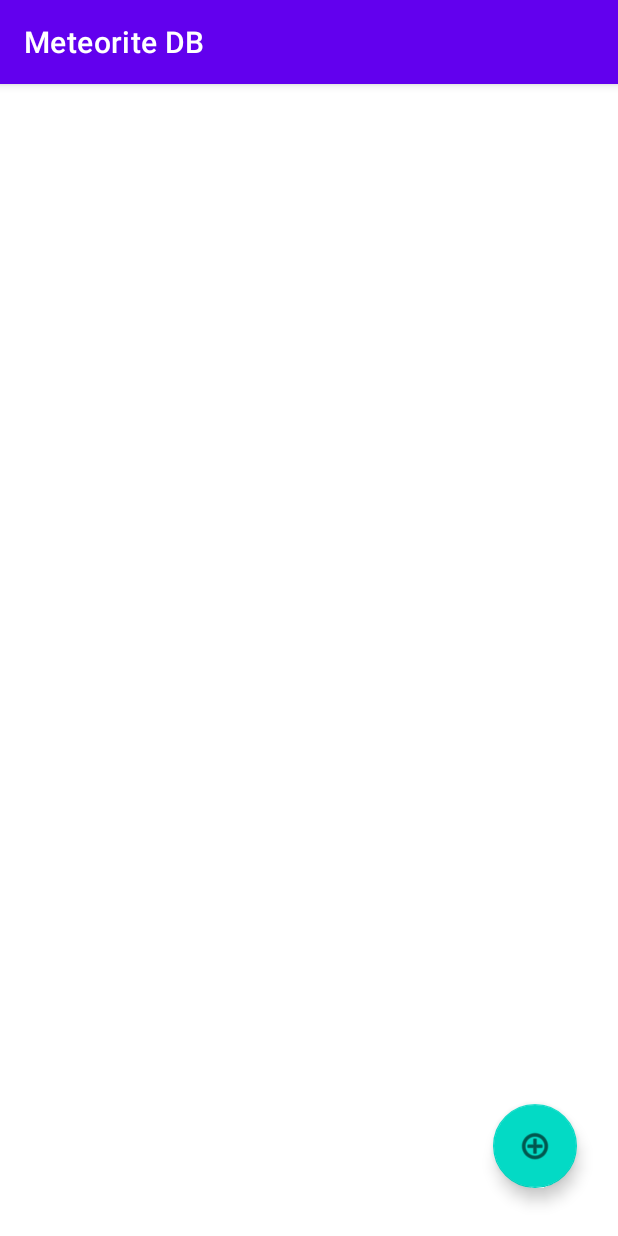
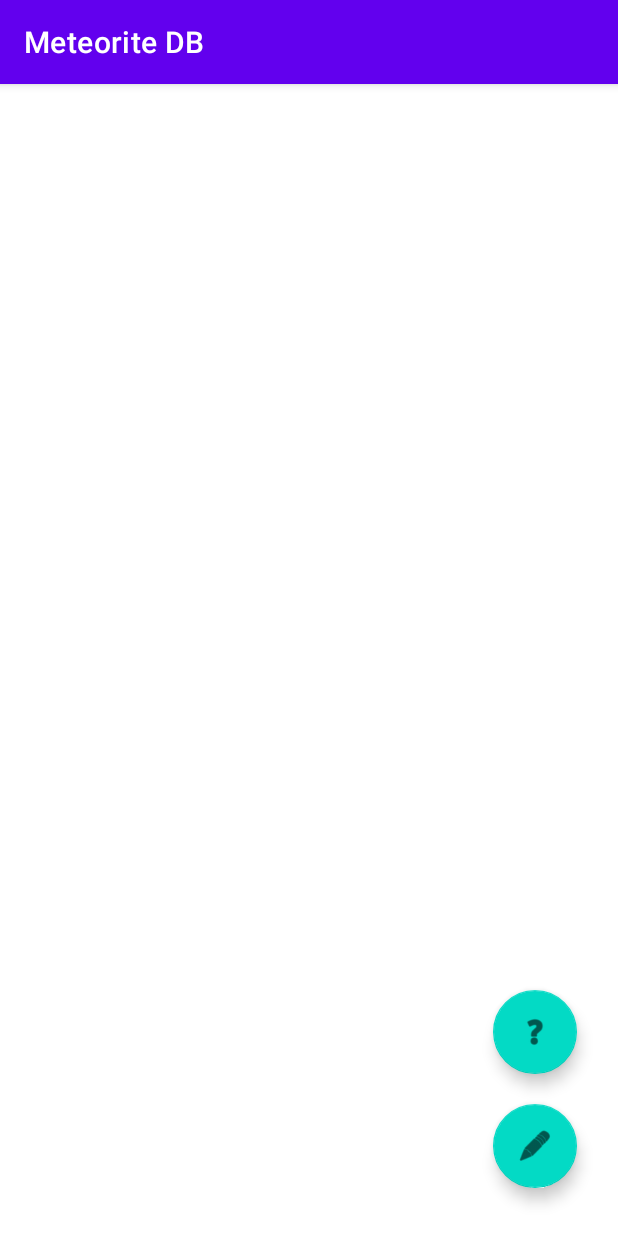
Before and after one commit to LindholmLabs/MeteoriteDB, an Android app: the screen it shows after launch (MainActivity), on a phone screen of 412 x 824 dp. Run offline under Robolectric (Android 15) with nearby library versions, the phone set to English and light mode, and no system bars; 4 statements that could not run were skipped.

Commit message:
Added FloatingActionButton that opens new about activity.

```diff
--- a/app/src/main/res/layout/activity_main.xml
+++ b/app/src/main/res/layout/activity_main.xml
@@ -21,13 +21,25 @@
         android:layout_height="wrap_content"
         android:layout_marginBottom="32dp"
         android:clickable="true"
+        android:contentDescription="Show sorting options"
         app:layout_constraintBottom_toBottomOf="@+id/recyclerView"
         app:layout_constraintEnd_toEndOf="parent"
         app:layout_constraintHorizontal_bias="0.923"
         app:layout_constraintStart_toStartOf="parent"
         app:layout_constraintTop_toTopOf="parent"
         app:layout_constraintVertical_bias="1.0"
-        app:srcCompat="@android:drawable/ic_menu_add"
-        android:contentDescription="Show sorting options" />
+        app:srcCompat="@android:drawable/ic_menu_edit" />
+
+    <com.google.android.material.floatingactionbutton.FloatingActionButton
+        android:id="@+id/showAboutSectionButton"
+        android:layout_width="wrap_content"
+        android:layout_height="wrap_content"
+        android:layout_marginBottom="20dp"
+        android:clickable="true"
+        android:contentDescription="Show about info."
+        app:layout_constraintBottom_toTopOf="@+id/showSortingOptionsButton"
+        app:layout_constraintEnd_toEndOf="@+id/showSortingOptionsButton"
+        app:srcCompat="@android:drawable/ic_menu_help"
+        tools:ignore="ContentDescription" />
 
 </androidx.constraintlayout.widget.ConstraintLayout>
```
